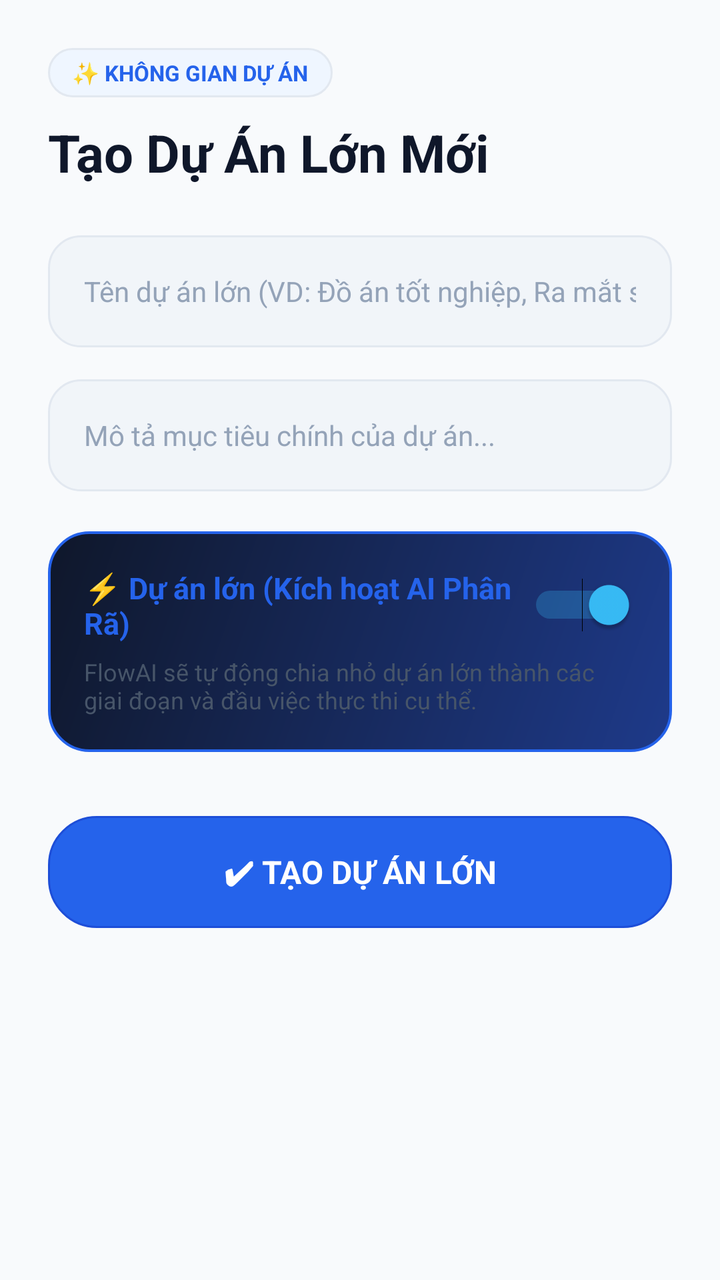
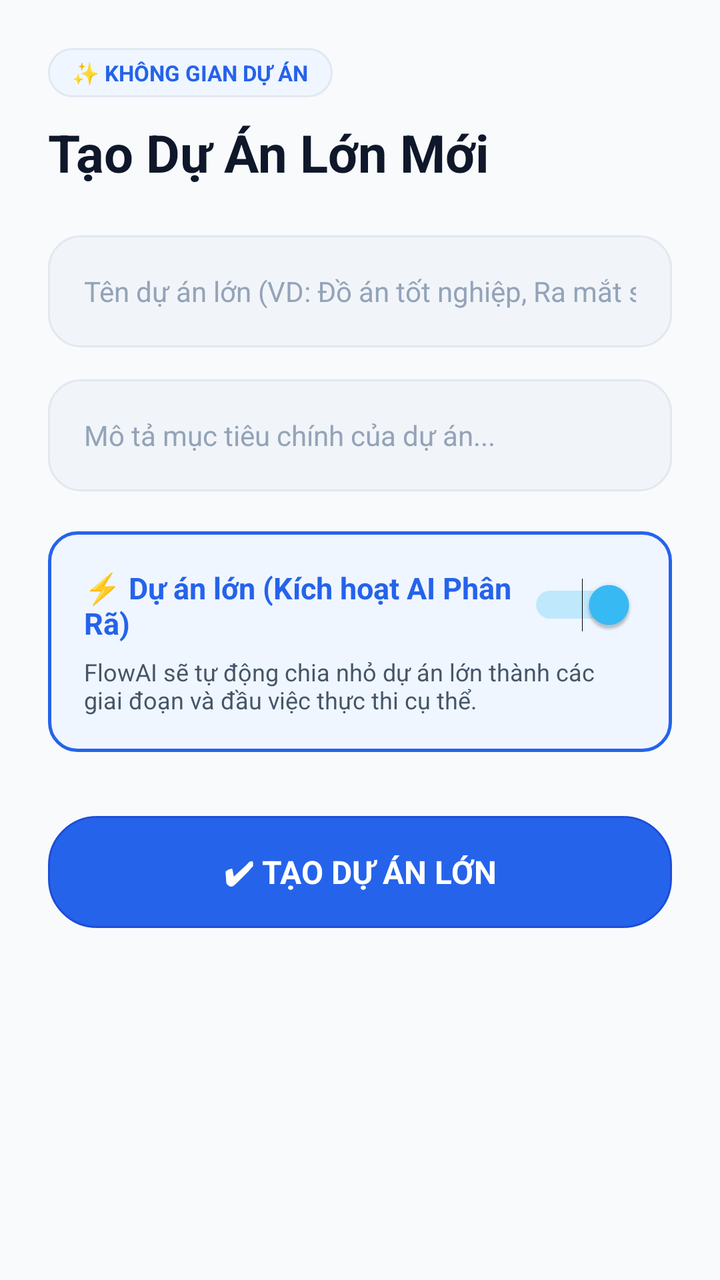

The first picture is an Android layout as it rendered before a commit; the second is the same layout after the commit. The layout source and the unified diff follow.
<!-- AndroidManifest.xml: application theme Theme.MyApplication -->
<!-- res/layout/activity_add_project.xml -->
<?xml version="1.0" encoding="utf-8"?>
<LinearLayout xmlns:android="http://schemas.android.com/apk/res/android"
    android:layout_width="match_parent"
    android:layout_height="match_parent"
    android:orientation="vertical"
    android:background="@color/bg_main"
    android:padding="24dp">

    <TextView
        android:layout_width="wrap_content"
        android:layout_height="wrap_content"
        android:background="@drawable/bg_pill_light"
        android:paddingHorizontal="12dp"
        android:paddingVertical="5dp"
        android:text="✨ KHÔNG GIAN DỰ ÁN"
        android:textColor="@color/brand_primary"
        android:textSize="11sp"
        android:textStyle="bold"
        android:layout_marginBottom="10dp" />

    <TextView
        android:id="@+id/tvHeaderTitle"
        android:layout_width="match_parent"
        android:layout_height="wrap_content"
        android:text="Tạo Dự Án Lớn Mới"
        android:textSize="26sp"
        android:textStyle="bold"
        android:textColor="@color/text_primary"
        android:layout_marginBottom="24dp"/>

    <EditText
        android:id="@+id/etProjectName"
        android:layout_width="match_parent"
        android:layout_height="56dp"
        android:background="@drawable/bg_search_bar"
        android:paddingHorizontal="18dp"
        android:textColor="@color/text_primary"
        android:textColorHint="@color/text_muted"
        android:hint="Tên dự án lớn (VD: Đồ án tốt nghiệp, Ra mắt sản phẩm...)"
        android:inputType="text|textNoSuggestions"
        android:textSize="14sp"
        android:layout_marginBottom="16dp"/>

    <EditText
        android:id="@+id/etProjectDesc"
        android:layout_width="match_parent"
        android:layout_height="56dp"
        android:background="@drawable/bg_search_bar"
        android:paddingHorizontal="18dp"
        android:textColor="@color/text_primary"
        android:textColorHint="@color/text_muted"
        android:hint="Mô tả mục tiêu chính của dự án..."
        android:inputType="text|textNoSuggestions"
        android:textSize="14sp"
        android:layout_marginBottom="20dp"/>

    
    <LinearLayout
        android:layout_width="match_parent"
        android:layout_height="wrap_content"
        android:background="@drawable/bg_voice_card"
        android:orientation="vertical"
        android:padding="18dp"
        android:layout_marginBottom="32dp">

        <LinearLayout
            android:layout_width="match_parent"
            android:layout_height="wrap_content"
            android:gravity="center_vertical"
            android:orientation="horizontal">

            <TextView
                android:layout_width="0dp"
                android:layout_height="wrap_content"
                android:layout_weight="1"
                android:text="⚡ Dự án lớn (Kích hoạt AI Phân Rã)"
                android:textColor="@color/brand_primary"
                android:textSize="15sp"
                android:textStyle="bold" />

            <Switch
                android:id="@+id/switchLargeProject"
                android:layout_width="wrap_content"
                android:layout_height="wrap_content"
                android:checked="true" />
        </LinearLayout>

        <TextView
            android:layout_width="match_parent"
            android:layout_height="wrap_content"
            android:layout_marginTop="6dp"
            android:text="FlowAI sẽ tự động chia nhỏ dự án lớn thành các giai đoạn và đầu việc thực thi cụ thể."
            android:textColor="@color/text_secondary"
            android:textSize="12sp" />
    </LinearLayout>

    <TextView
        android:id="@+id/btnSaveProject"
        android:layout_width="match_parent"
        android:layout_height="56dp"
        android:background="@drawable/bg_pill_brown"
        android:gravity="center"
        android:text="✔ TẠO DỰ ÁN LỚN"
        android:textColor="#FFFFFF"
        android:textStyle="bold"
        android:textSize="16sp"/>
</LinearLayout>
<!-- resources referenced by this layout -->
<resources>
  <color name="bg_main">#F8FAFC</color>
  <color name="brand_primary">#2563EB</color>
  <color name="text_muted">#94A3B8</color>
  <color name="text_primary">#0F172A</color>
  <color name="text_secondary">#475569</color>
  <!-- drawable bg_pill_brown (drawable) -->
  <?xml version="1.0" encoding="utf-8"?>
  <shape xmlns:android="http://schemas.android.com/apk/res/android"
      android:shape="rectangle">
      <solid android:color="@color/brand_primary" />
      <corners android:radius="24dp" />
      <stroke
          android:width="1dp"
          android:color="@color/brand_primary_dark" />
  </shape>
  <!-- drawable bg_pill_light (drawable) -->
  <?xml version="1.0" encoding="utf-8"?>
  <shape xmlns:android="http://schemas.android.com/apk/res/android"
      android:shape="rectangle">
      <solid android:color="@color/surface_pill" />
      <corners android:radius="24dp" />
      <stroke
          android:width="1dp"
          android:color="@color/card_stroke" />
  </shape>
  <!-- drawable bg_search_bar (drawable) -->
  <?xml version="1.0" encoding="utf-8"?>
  <shape xmlns:android="http://schemas.android.com/apk/res/android"
      android:shape="rectangle">
      <corners android:radius="16dp" />
      <solid android:color="@color/input_bg" />
      <stroke android:width="1dp" android:color="@color/card_stroke" />
  </shape>
  <!-- drawable bg_voice_card (drawable) -->
  <?xml version="1.0" encoding="utf-8"?>
  <shape xmlns:android="http://schemas.android.com/apk/res/android"
      android:shape="rectangle">
      <gradient
          android:angle="315"
          android:startColor="#0F172A"
          android:endColor="#1E3A8A"
          android:type="linear" />
      <corners android:radius="20dp" />
      <stroke
          android:width="1.2dp"
          android:color="#2563EB" />
  </shape>
  <style name="Theme.MyApplication" parent="Base.Theme.MyApplication" />
  <color name="brand_primary_dark">#1D4ED8</color>
  <color name="surface_pill">#EFF6FF</color>
  <color name="card_stroke">#E2E8F0</color>
  <color name="input_bg">#F1F5F9</color>
  <style name="Base.Theme.MyApplication" parent="Theme.Material3.DayNight.NoActionBar">
          <item name="colorPrimary">@color/brand_primary</item>
          <item name="colorPrimaryVariant">@color/brand_primary_dark</item>
          <item name="colorSecondary">@color/brand_accent</item>
          <item name="android:colorBackground">@color/bg_main</item>
          <item name="android:windowBackground">@color/bg_main</item>
          <item name="android:statusBarColor">@color/bg_main</item>
          <item name="android:windowLightStatusBar">true</item>
          <item name="android:textColorPrimary">@color/text_primary</item>
          <item name="android:textColorSecondary">@color/text_secondary</item>
      </style>
  <color name="brand_accent">#38BDF8</color>
</resources>

<!-- the commit's change to res/layout/activity_add_project.xml (unified diff, before → after) -->
@@ -58,7 +58,7 @@
     <LinearLayout
         android:layout_width="match_parent"
         android:layout_height="wrap_content"
-        android:background="@drawable/bg_voice_card"
+        android:background="@drawable/bg_day_capsule_selected"
         android:orientation="vertical"
         android:padding="18dp"
         android:layout_marginBottom="32dp">
<!-- resource entries referenced after the edit -->
@@ -5,6 +5,16 @@
   <color name="text_muted">#94A3B8</color>
   <color name="text_primary">#0F172A</color>
   <color name="text_secondary">#475569</color>
+  <!-- drawable bg_day_capsule_selected (drawable) -->
+  <?xml version="1.0" encoding="utf-8"?>
+  <shape xmlns:android="http://schemas.android.com/apk/res/android"
+      android:shape="rectangle">
+      <solid android:color="@color/surface_pill" />
+      <corners android:radius="14dp" />
+      <stroke
+          android:width="1.5dp"
+          android:color="@color/brand_primary" />
+  </shape>
   <!-- drawable bg_pill_brown (drawable) -->
   <?xml version="1.0" encoding="utf-8"?>
   <shape xmlns:android="http://schemas.android.com/apk/res/android"
@@ -33,20 +43,6 @@
       <solid android:color="@color/input_bg" />
       <stroke android:width="1dp" android:color="@color/card_stroke" />
   </shape>
-  <!-- drawable bg_voice_card (drawable) -->
-  <?xml version="1.0" encoding="utf-8"?>
-  <shape xmlns:android="http://schemas.android.com/apk/res/android"
-      android:shape="rectangle">
-      <gradient
-          android:angle="315"
-          android:startColor="#0F172A"
-          android:endColor="#1E3A8A"
-          android:type="linear" />
-      <corners android:radius="20dp" />
-      <stroke
-          android:width="1.2dp"
-          android:color="#2563EB" />
-  </shape>
   <style name="Theme.MyApplication" parent="Base.Theme.MyApplication" />
   <color name="brand_primary_dark">#1D4ED8</color>
   <color name="surface_pill">#EFF6FF</color>
